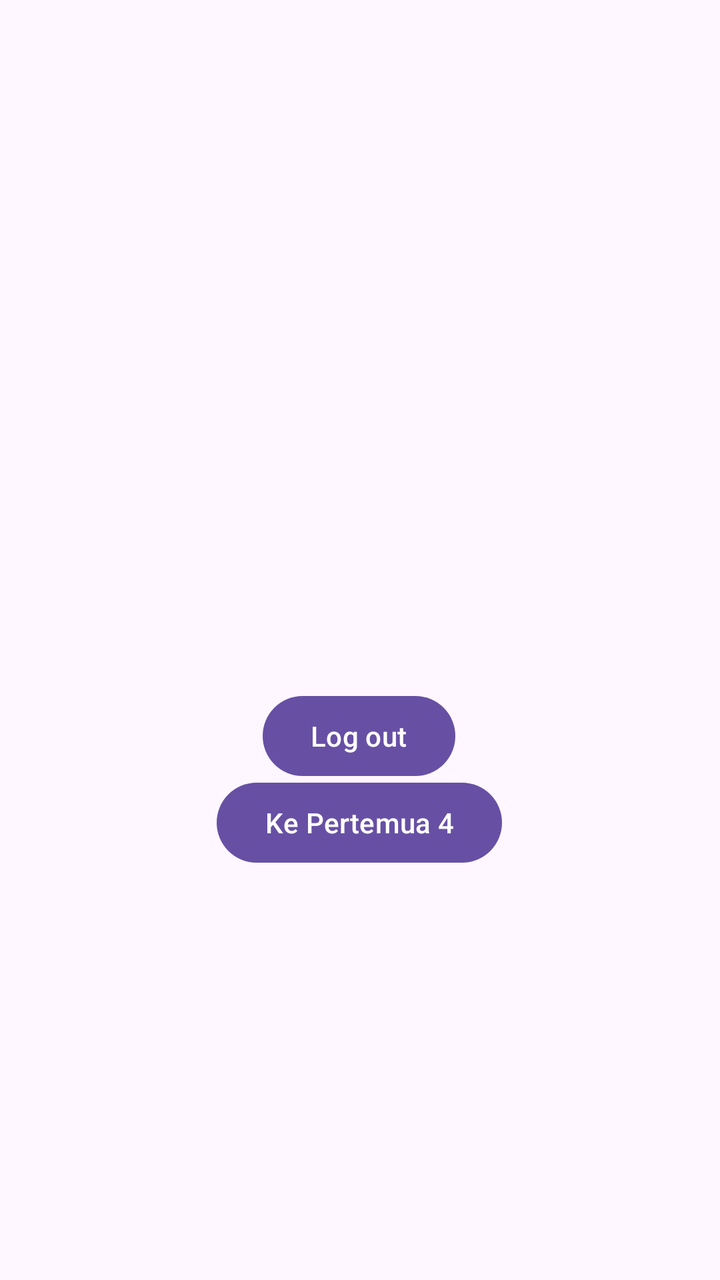
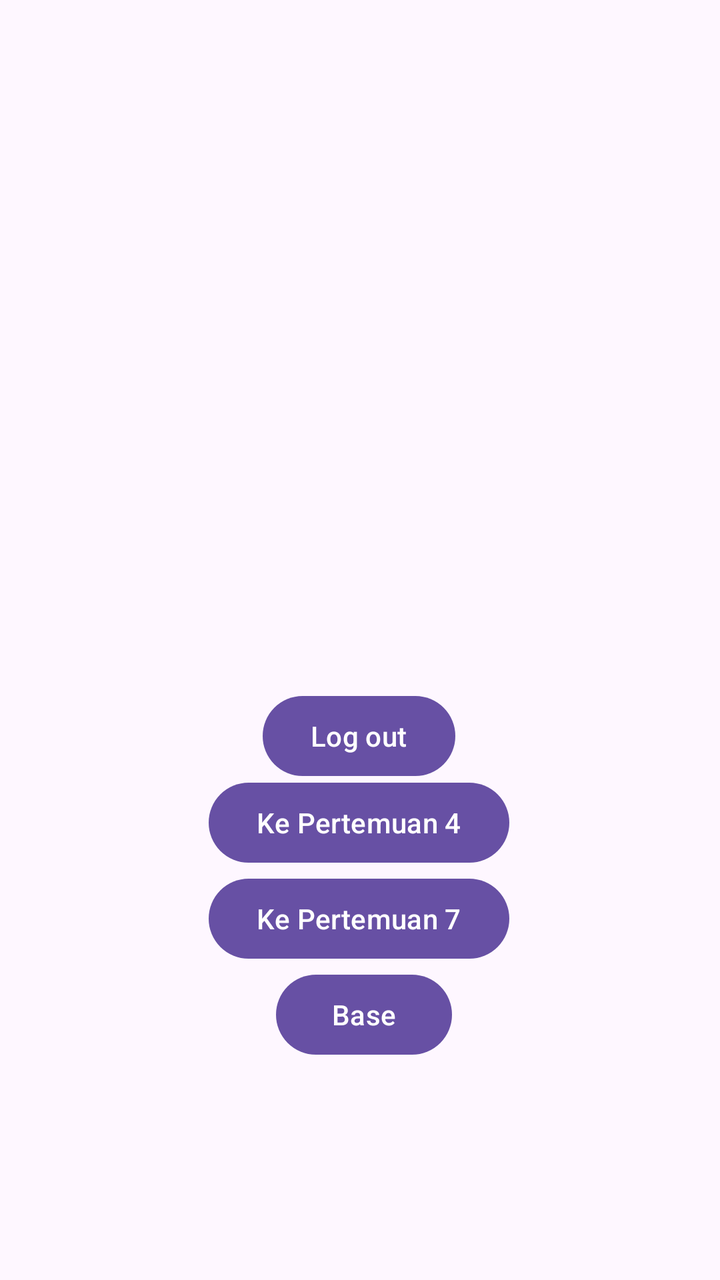

Compare the two renders of this Android layout. The source of the first and the diff that turns it into the second are given below.
<!-- AndroidManifest.xml: application theme Theme.SteerApp -->
<!-- res/layout/activity_main.xml -->
<?xml version="1.0" encoding="utf-8"?>
<androidx.constraintlayout.widget.ConstraintLayout xmlns:android="http://schemas.android.com/apk/res/android"
    xmlns:app="http://schemas.android.com/apk/res-auto"
    xmlns:tools="http://schemas.android.com/tools"
    android:id="@+id/main"
    android:layout_width="match_parent"
    android:layout_height="match_parent"
    tools:context=".MainActivity">

    <Button
        android:id="@+id/btnToFourth"
        android:layout_width="wrap_content"
        android:layout_height="wrap_content"
        android:text="Ke Pertemua 4"
        app:layout_constraintBottom_toBottomOf="parent"
        app:layout_constraintEnd_toEndOf="parent"
        app:layout_constraintHorizontal_bias="0.498"
        app:layout_constraintStart_toStartOf="parent"
        app:layout_constraintTop_toTopOf="parent"
        app:layout_constraintVertical_bias="0.654" />

    <Button
        android:id="@+id/btnLogout"
        android:layout_width="wrap_content"
        android:layout_height="wrap_content"
        android:text="Log out"
        app:layout_constraintBottom_toBottomOf="parent"
        app:layout_constraintEnd_toEndOf="parent"
        app:layout_constraintHorizontal_bias="0.498"
        app:layout_constraintStart_toStartOf="parent"
        app:layout_constraintTop_toTopOf="parent"
        app:layout_constraintVertical_bias="0.581" />

</androidx.constraintlayout.widget.ConstraintLayout>
<!-- resources referenced by this layout -->
<resources>
  <style name="Theme.SteerApp" parent="Base.Theme.SteerApp" />
  <style name="Base.Theme.SteerApp" parent="Theme.Material3.DayNight.NoActionBar">
          
          
      </style>
</resources>

<!-- the commit's change to res/layout/activity_main.xml (unified diff, before → after) -->
@@ -11,7 +11,7 @@
         android:id="@+id/btnToFourth"
         android:layout_width="wrap_content"
         android:layout_height="wrap_content"
-        android:text="Ke Pertemua 4"
+        android:text="Ke Pertemuan 4"
         app:layout_constraintBottom_toBottomOf="parent"
         app:layout_constraintEnd_toEndOf="parent"
         app:layout_constraintHorizontal_bias="0.498"
@@ -31,4 +31,28 @@
         app:layout_constraintTop_toTopOf="parent"
         app:layout_constraintVertical_bias="0.581" />
 
+    <Button
+        android:id="@+id/btnToSeventh"
+        android:layout_width="wrap_content"
+        android:layout_height="wrap_content"
+        android:text="Ke Pertemuan 7"
+        app:layout_constraintBottom_toBottomOf="parent"
+        app:layout_constraintEnd_toEndOf="parent"
+        app:layout_constraintHorizontal_bias="0.498"
+        app:layout_constraintStart_toStartOf="parent"
+        app:layout_constraintTop_toBottomOf="@+id/btnToFourth"
+        app:layout_constraintVertical_bias="0.0" />
+
+    <Button
+        android:id="@+id/btnToBase"
+        android:layout_width="wrap_content"
+        android:layout_height="wrap_content"
+        android:text="Base"
+        app:layout_constraintBottom_toBottomOf="parent"
+        app:layout_constraintEnd_toEndOf="parent"
+        app:layout_constraintHorizontal_bias="0.507"
+        app:layout_constraintStart_toStartOf="parent"
+        app:layout_constraintTop_toBottomOf="@+id/btnToSeventh"
+        app:layout_constraintVertical_bias="0.0" />
+
 </androidx.constraintlayout.widget.ConstraintLayout>
